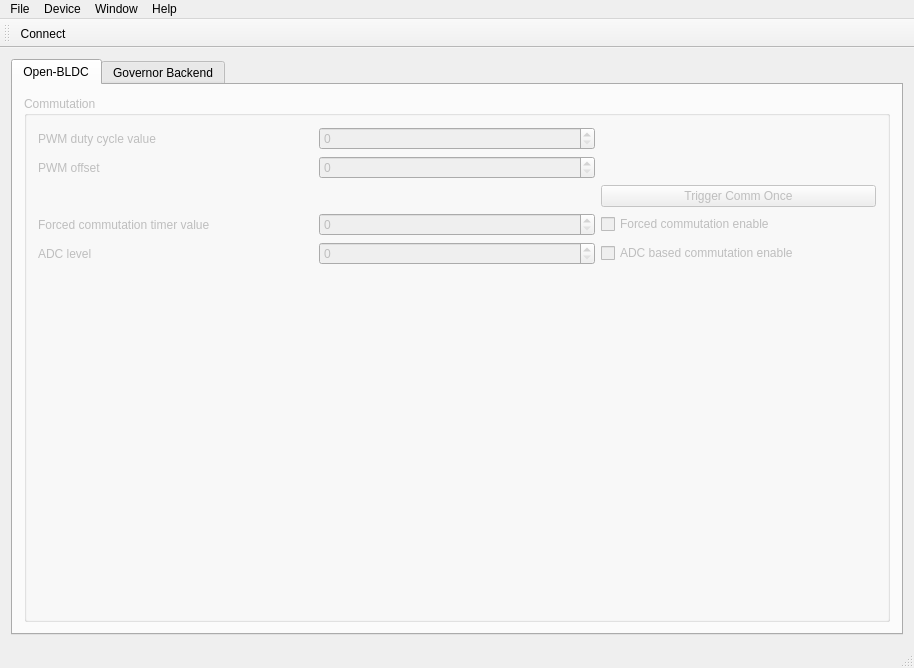
Old version of the form source/qgovernor/mainwindow.ui in the repository esden/open-bldc.
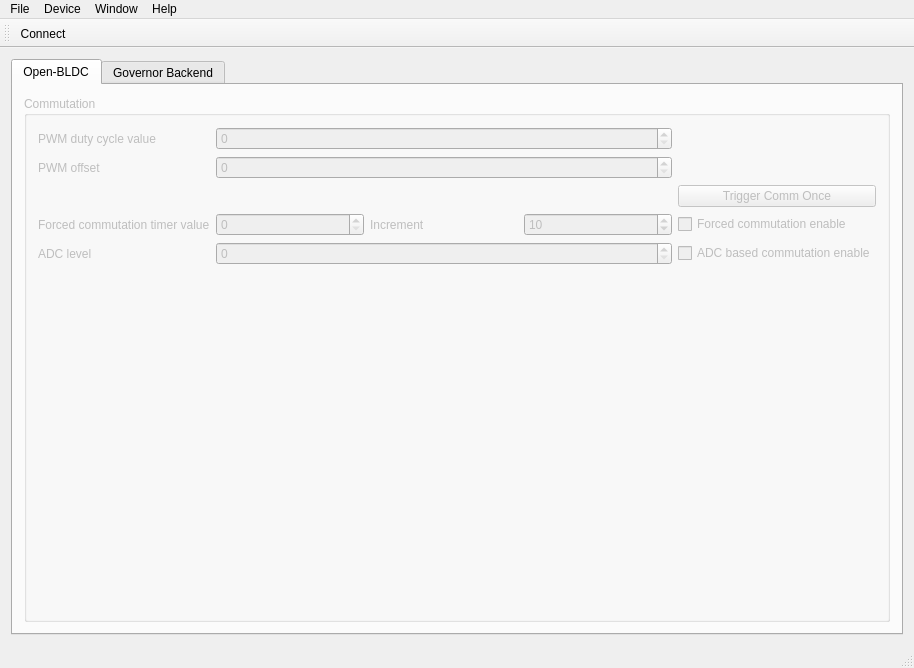
New version of the form. Icons and pictures are not drawn.

Commit message: Added step size setting to forced comm.

Patch:
```diff
--- a/source/qgovernor/mainwindow.ui
+++ b/source/qgovernor/mainwindow.ui
@@ -41,7 +41,7 @@
            <string>Commutation</string>
           </property>
           <layout class="QGridLayout" name="gridLayout_3">
-           <item row="3" column="2">
+           <item row="3" column="4">
             <widget class="QPushButton" name="triggerCommPushButton">
              <property name="toolTip">
               <string>Trigger one commutation step</string>
@@ -58,14 +58,14 @@
              </property>
             </widget>
            </item>
-           <item row="4" column="2">
+           <item row="4" column="4">
             <widget class="QCheckBox" name="forcedCommCheckBox">
              <property name="text">
               <string>Forced commutation enable</string>
              </property>
             </widget>
            </item>
-           <item row="5" column="2">
+           <item row="5" column="4">
             <widget class="QCheckBox" name="ADCCommCheckBox">
              <property name="text">
               <string>ADC based commutation enable</string>
@@ -106,14 +106,14 @@
              </property>
             </widget>
            </item>
-           <item row="1" column="1">
+           <item row="1" column="1" colspan="3">
             <widget class="QSpinBox" name="PWMDutyCycleSpinBox">
              <property name="maximum">
               <number>65535</number>
              </property>
             </widget>
            </item>
-           <item row="2" column="1">
+           <item row="2" column="1" colspan="3">
             <widget class="QSpinBox" name="PWMOffsetSpinBox">
              <property name="maximum">
               <number>65535</number>
@@ -127,13 +127,30 @@
              </property>
             </widget>
            </item>
-           <item row="5" column="1">
+           <item row="5" column="1" colspan="3">
             <widget class="QSpinBox" name="ADCLevelspinBox">
              <property name="maximum">
               <number>65535</number>
              </property>
             </widget>
            </item>
+           <item row="4" column="3">
+            <widget class="QSpinBox" name="forcedCommTimIncSpinBox">
+             <property name="maximum">
+              <number>1000</number>
+             </property>
+             <property name="value">
+              <number>10</number>
+             </property>
+            </widget>
+           </item>
+           <item row="4" column="2">
+            <widget class="QLabel" name="forcedCommTimIncLabel">
+             <property name="text">
+              <string>Increment</string>
+             </property>
+            </widget>
+           </item>
           </layout>
          </widget>
         </item>
```
Left out of the diff: 3 changed lines with no effect on the pictures. The commit also changes 2 other files.
